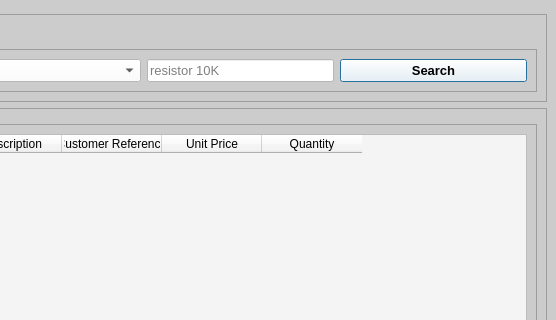
Qt form Program_Files/UI_Files/search_window.ui (Thomas1B/Electronics-Inventory-Program) before a commit; both pictures show x 268 to 824 and y 0 to 320 of the 824 by 808 pixel window.
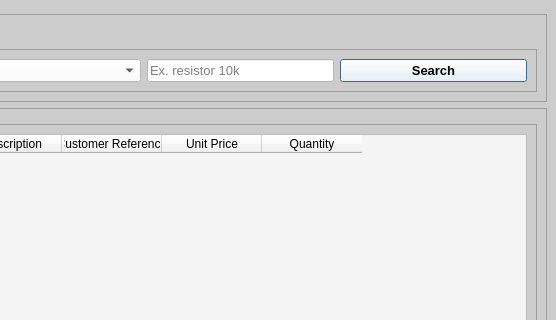
The same form after that commit.

Diff of the .ui file:
```diff
--- a/Program_Files/UI_Files/search_window.ui
+++ b/Program_Files/UI_Files/search_window.ui
@@ -296,7 +296,7 @@
              <string/>
             </property>
             <property name="placeholderText">
-             <string>resistor 10K</string>
+             <string>Ex. resistor 10k</string>
             </property>
             <property name="clearButtonEnabled">
              <bool>true</bool>
```
